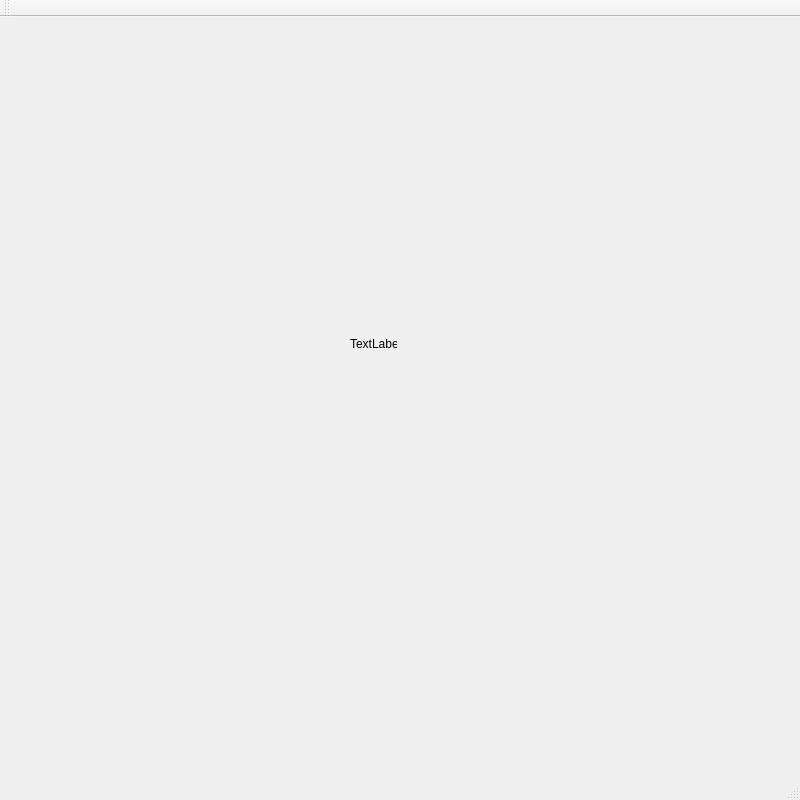
doowzs/LabLuminac-Qt-2DWorld-Engine, file simuworld.ui: the form before one commit.
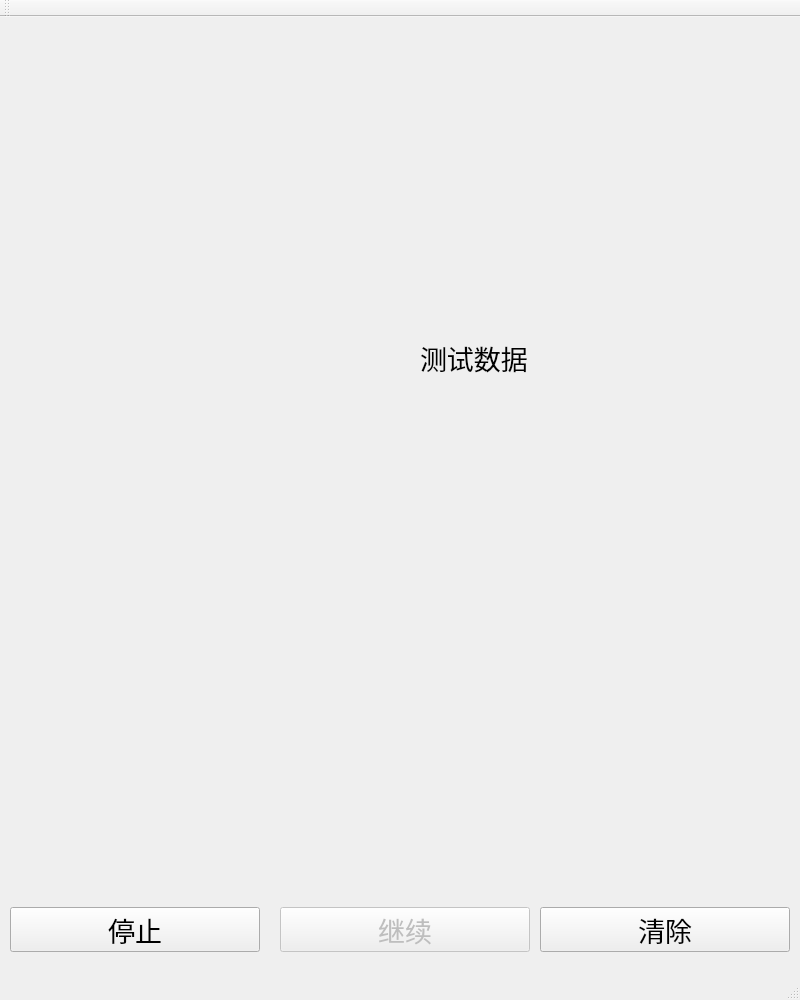
The form after the commit.

```diff
--- a/simuworld.ui
+++ b/simuworld.ui
@@ -7,19 +7,19 @@
     <x>0</x>
     <y>0</y>
     <width>800</width>
-    <height>800</height>
+    <height>1000</height>
    </rect>
   </property>
   <property name="minimumSize">
    <size>
     <width>800</width>
-    <height>800</height>
+    <height>1000</height>
    </size>
   </property>
   <property name="maximumSize">
    <size>
     <width>800</width>
-    <height>800</height>
+    <height>1000</height>
    </size>
   </property>
   <property name="windowTitle">
@@ -35,7 +35,7 @@
       <x>10</x>
       <y>10</y>
       <width>781</width>
-      <height>731</height>
+      <height>871</height>
      </rect>
     </property>
     <property name="focusPolicy">
@@ -60,14 +60,79 @@
    <widget class="QLabel" name="label">
     <property name="geometry">
      <rect>
-      <x>350</x>
-      <y>320</y>
-      <width>47</width>
-      <height>13</height>
+      <x>420</x>
+      <y>300</y>
+      <width>351</width>
+      <height>81</height>
      </rect>
     </property>
+    <property name="font">
+     <font>
+      <pointsize>20</pointsize>
+     </font>
+    </property>
     <property name="text">
-     <string>TextLabel</string>
+     <string>测试数据</string>
+    </property>
+   </widget>
+   <widget class="QPushButton" name="stopButton">
+    <property name="geometry">
+     <rect>
+      <x>10</x>
+      <y>890</y>
+      <width>250</width>
+      <height>45</height>
+     </rect>
+    </property>
+    <property name="font">
+     <font>
+      <family>黑体</family>
+      <pointsize>20</pointsize>
+     </font>
+    </property>
+    <property name="text">
+     <string>停止</string>
+    </property>
+   </widget>
+   <widget class="QPushButton" name="continueButton">
+    <property name="enabled">
+     <bool>false</bool>
+    </property>
+    <property name="geometry">
+     <rect>
+      <x>280</x>
+      <y>890</y>
+      <width>250</width>
+      <height>45</height>
+     </rect>
+    </property>
+    <property name="font">
+     <font>
+      <family>黑体</family>
+      <pointsize>20</pointsize>
+     </font>
+    </property>
+    <property name="text">
+     <string>继续</string>
+    </property>
+   </widget>
+   <widget class="QPushButton" name="clearButton">
+    <property name="geometry">
+     <rect>
+      <x>540</x>
+      <y>890</y>
+      <width>250</width>
+      <height>45</height>
+     </rect>
+    </property>
+    <property name="font">
+     <font>
+      <family>黑体</family>
+      <pointsize>20</pointsize>
+     </font>
+    </property>
+    <property name="text">
+     <string>清除</string>
     </property>
    </widget>
   </widget>
```
Left out of the diff: 2 changed lines with no effect on the pictures.
